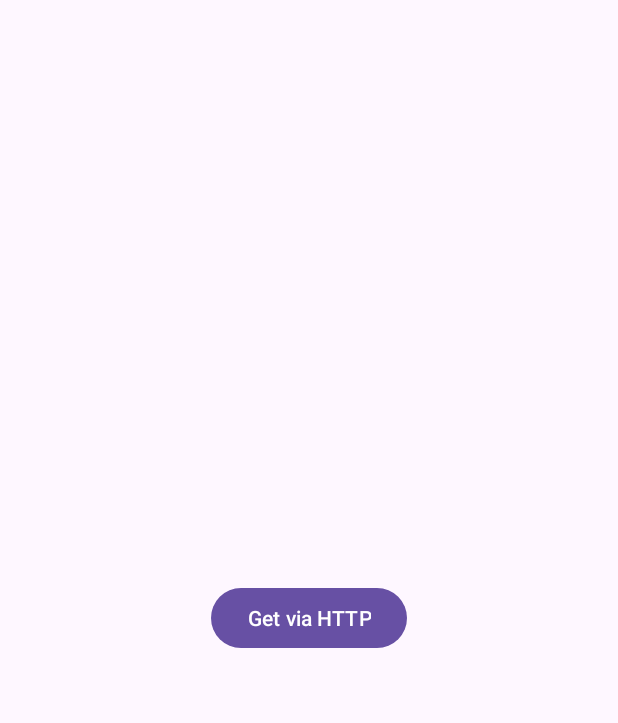
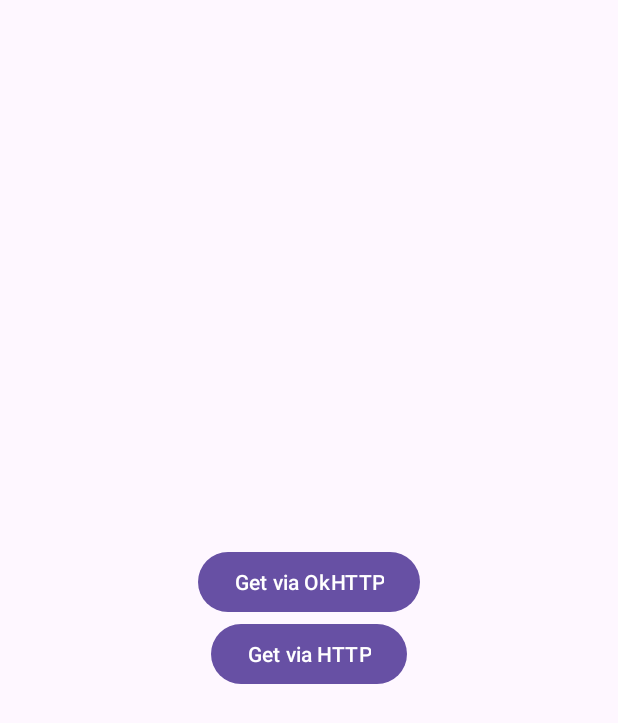
Before and after one commit to VladimirPolozov/MD_Lab04__RecyclerView-GetRequests, an Android app: the screen it shows after launch (MainActivity), on a phone screen of 412 x 824 dp. Shown: the top 723 px of the screen. Run offline under Robolectric (Android 15) with nearby library versions, the phone set to English and light mode, and no system bars.

Commit message:
small changes

```diff
--- a/app/src/main/java/com/example/md_lab04__recyclerview_getrequests/MainActivity.kt
+++ b/app/src/main/java/com/example/md_lab04__recyclerview_getrequests/MainActivity.kt
@@ -26,6 +26,7 @@ class MainActivity : AppCompatActivity() {
         val url = URL("https://api.flickr.com/services/rest/?method=flickr.photos.search&api_key=ff49fcd4d4a08aa6aafb6ea3de826464&tags=cat&format=json&nojsoncallback=1")
         val urlConnection = url.openConnection() as HttpURLConnection
         val getViaHttpButton: Button = findViewById(R.id.buttonHTTP)
+        val getViaOkHttpButton: Button = findViewById(R.id.buttonOkHTTP)
 
         getViaHttpButton.setOnClickListener {
             try {
@@ -35,5 +36,9 @@ class MainActivity : AppCompatActivity() {
                 urlConnection.disconnect()
             }
         }
+
+        getViaOkHttpButton.setOnClickListener {
+
+        }
     }
 }
--- a/app/src/main/res/layout/activity_main.xml
+++ b/app/src/main/res/layout/activity_main.xml
@@ -9,6 +9,13 @@
     tools:context=".MainActivity">
 
     <Button
+        android:id="@+id/buttonOkHTTP"
+        android:layout_width="wrap_content"
+        android:layout_height="wrap_content"
+        android:text="Get via OkHTTP" >
+    </Button>
+
+    <Button
         android:id="@+id/buttonHTTP"
         android:layout_width="wrap_content"
         android:layout_height="wrap_content"
```
